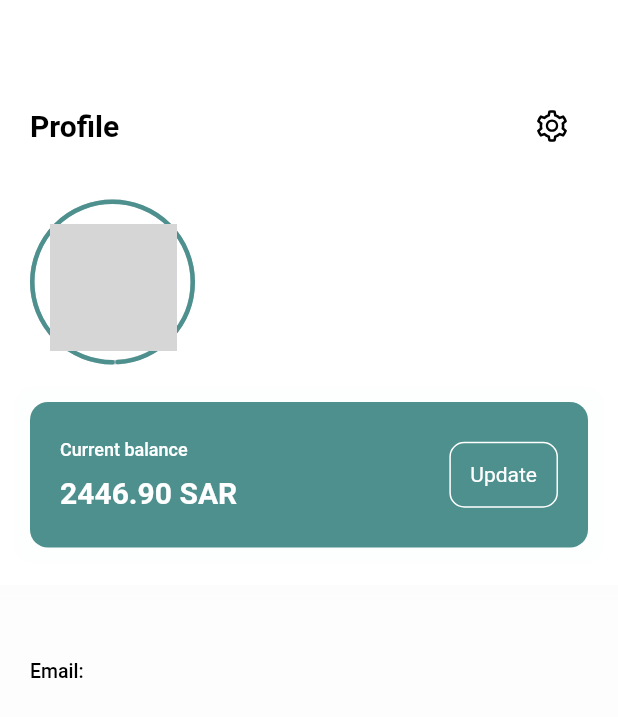
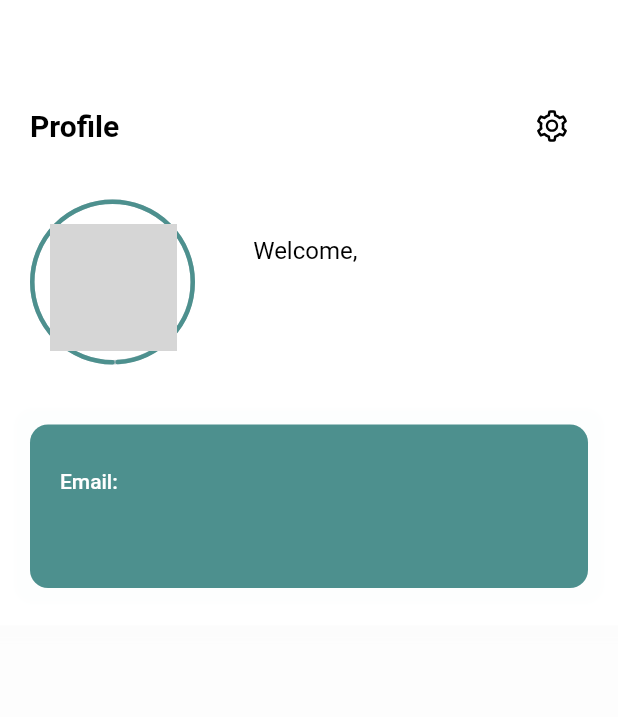
Before and after one commit to AlOmair-Batool/Khazna, a Flutter app: the ProfilePage screen opened directly, on a phone screen of 412 x 824 dp. Shown: the top 717 px of the screen. Run offline on Flutter 3.47's test engine with Material 2 defaults, Android fonts, the phone set to English and light mode, and no system bars; drawn by our look-alikes of percent_indicator; our stand-ins replace animated_bottom_navigation_bar, animated_splash_screen, cloud_firestore, firebase_auth, firebase_core, fl_chart and 9 more; missing offline and left inert: android_sms_retriever, dart_date, email_auth, onesignal_flutter, telephony; accounts and stored records are empty; generated files the repository leaves out were written again; network calls fail; project files that could hold a hidden picture were left out; grey boxes are pictures that could not be loaded.

Commit message:
Translate all pages

```diff
--- a/lib/Pages/profile_page.dart
+++ b/lib/Pages/profile_page.dart
@@ -106,6 +106,13 @@ class _ProfilePageState extends State<ProfilePage> {
                           crossAxisAlignment: CrossAxisAlignment.start,
                           children: [
                             Text(
+                              translation(context).wel,
+                              style: const TextStyle(
+                                  fontSize: 16,
+                                  color: black,
+                              ),
+                            ),
+                            Text(
                               "${currentUser!.firstName} ${currentUser!.secondName}",
                               style: const TextStyle(
                                   fontSize: 20,
@@ -118,7 +125,7 @@ class _ProfilePageState extends State<ProfilePage> {
                     ],
                   ),
                   const SizedBox(
-                    height: 25,
+                    height: 40,
                   ),
                   Container(
                     width: double.infinity,
@@ -135,7 +142,7 @@ class _ProfilePageState extends State<ProfilePage> {
                         ]),
                     child: Padding(
                       padding: const EdgeInsets.only(
-                          left: 20, right: 20, top: 25, bottom: 25),
+                          left: 20, right: 20, top: 30, bottom: 30),
                       child: Row(
                         mainAxisAlignment: MainAxisAlignment.spaceBetween,
                         children: [
@@ -143,17 +150,17 @@ class _ProfilePageState extends State<ProfilePage> {
                             crossAxisAlignment: CrossAxisAlignment.start,
                             children:[
                               Text(
-                                translation(context).current_balance,
+                                "${translation(context).email}: ",
                                 style: const TextStyle(
                                     fontWeight: FontWeight.w500,
-                                    fontSize: 12,
+                                    fontSize: 14,
                                     color: white),
                               ),
                               const SizedBox(
                                 height: 10,
                               ),
-                              const Text(
-                                "2446.90 SAR",
+                               Text(
+                                "${currentUser!.email}",
                                 style: TextStyle(
                                     fontWeight: FontWeight.bold,
                                     fontSize: 20,
@@ -161,18 +168,6 @@ class _ProfilePageState extends State<ProfilePage> {
                               ),
                             ],
                           ),
-                          Container(
-                            decoration: BoxDecoration(
-                                borderRadius: BorderRadius.circular(10),
-                                border: Border.all(color: white)),
-                            child: Padding(
-                              padding: const EdgeInsets.all(13.0),
-                              child: Text(
-                                translation(context).update,
-                                style: const TextStyle(color: white),
-                              ),
-                            ),
-                          )
                         ],
                       ),
                     ),
@@ -182,39 +177,9 @@ class _ProfilePageState extends State<ProfilePage> {
             ),
           ),
           const SizedBox(
-            height: 50,
+            height: 60,
           ),
-          Padding(
-            padding: const EdgeInsets.only(left: 20, right: 20),
-            child: Column(
-              crossAxisAlignment: CrossAxisAlignment.start,
-              children: [
-                Text(
-                  "${translation(context).email}: ",
-                  style: const TextStyle(
-                      fontWeight: FontWeight.w500,
-                      fontSize: 13,
-                      color: Colors.black),
-                ),
 
-                const SizedBox(
-                  height: 10,
-                ),
-                Text(
-                  "${currentUser!.email}",
-                  style: const TextStyle(
-                      fontWeight: FontWeight.w500,
-                      fontSize: 13,
-                      color: Color(0xff67727d)),
-                ),
-
-                const SizedBox(
-                  height: 20,
-                ),
-
-              ],
-            ),
-          )
         ],
       ),
     );
```
Also changed, not shown: lib/Pages/daily_page.dart (+6 -5 lines), lib/Pages/newplan_page.dart (+49 -20 lines), lib/Pages/settings.dart (+20 -20 lines), lib/Pages/stats_page.dart (+10 -33 lines), lib/l10n/app_ar.arb (+18 -6 lines), lib/l10n/app_en.arb (+18 -5 lines), 1 other file.
